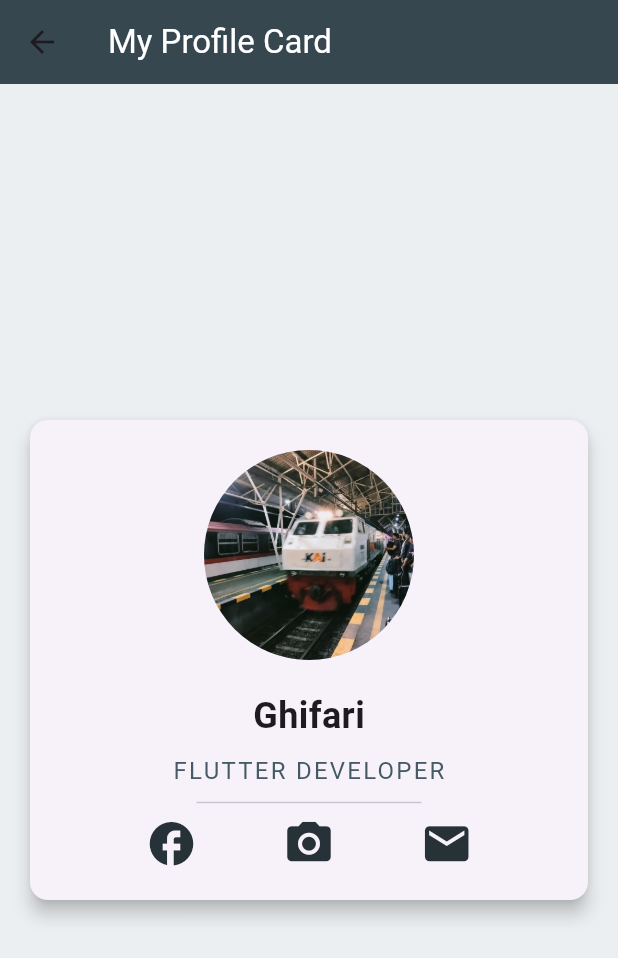
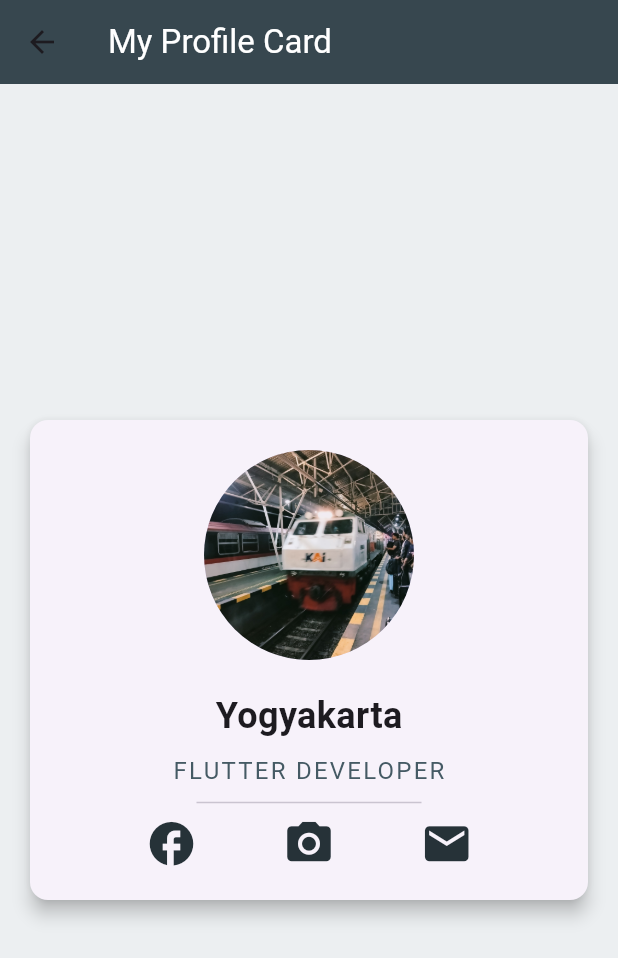
Before and after one commit to azzam380/Belajar_Flutter, a Flutter app: the Bab3 screen opened by its route, on a phone screen of 412 x 824 dp. Shown: the top 958 px of the screen. Run offline on Flutter 3.47's test engine with Material 3 defaults, Android fonts, the phone set to English and light mode, and no system bars.

Commit message:
second commit

```diff
--- a/lib/pages/Bab3.dart
+++ b/lib/pages/Bab3.dart
@@ -37,7 +37,7 @@ class Bab3 extends StatelessWidget {
                 const SizedBox(height: 20),
                 // 2b. Nama Lengkap: Widget Text untuk menampilkan nama.
                 const Text(
-                  'Ghifari',
+                  'Yogyakarta',
                   style: TextStyle(fontSize: 24.0, fontWeight: FontWeight.bold),
                 ),
                 const SizedBox(height: 8),
```
